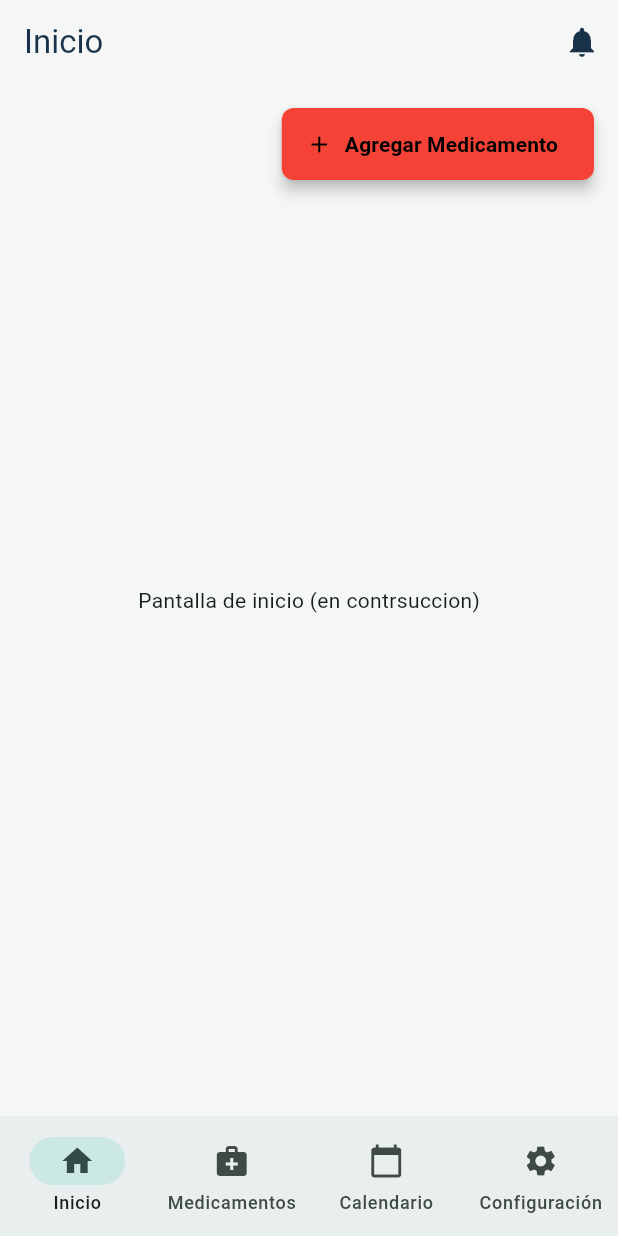
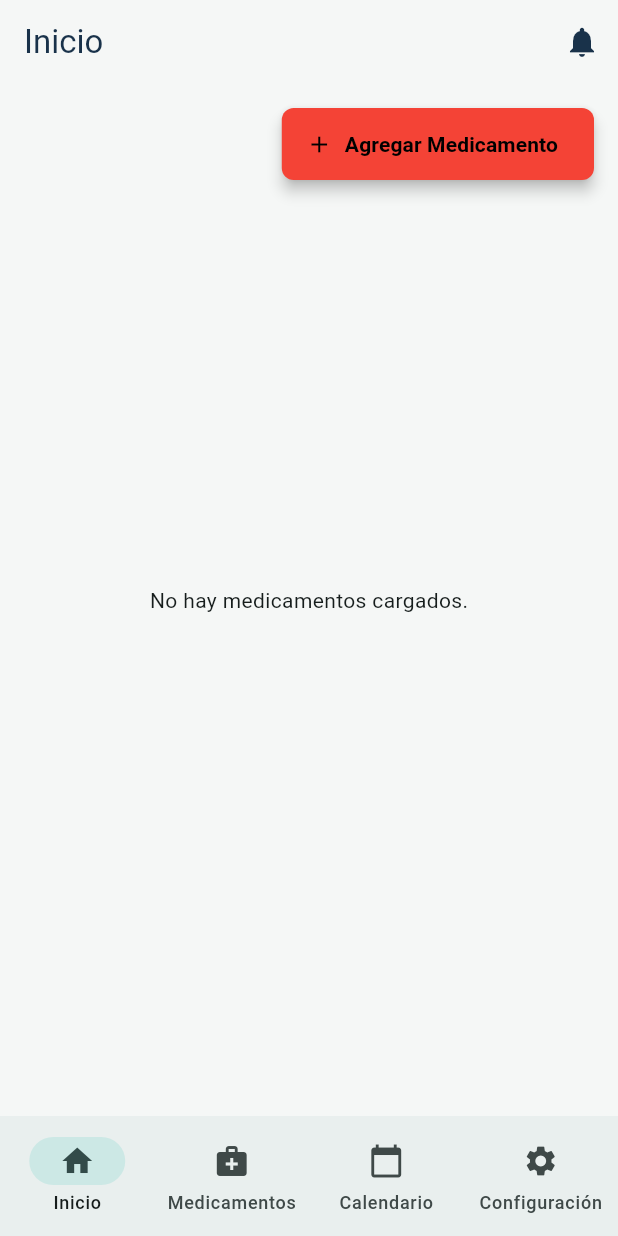
Before and after one commit to PraProg777/MedicineAlert, a Flutter app: the screen it shows after launch, on a phone screen of 412 x 824 dp. Run offline on Flutter 3.47's test engine with Material 3 defaults, Android fonts, the phone set to English and light mode, and no system bars; our stand-ins replace sqflite; accounts and stored records are empty.

Commit message:
Se configuro home_screen.dart para que permita ver los medicamentos.

```diff
--- a/lib/screens/home_screen.dart
+++ b/lib/screens/home_screen.dart
@@ -1,8 +1,13 @@
 import 'package:flutter/material.dart';
-import 'AddMedicineScreen.dart';
+
+import '../models/medicine.dart';
+import '../repositories/mock_medicine_repository.dart';
+import 'add_medicine_screen.dart';
 
 class HomeScreen extends StatelessWidget {
-  const HomeScreen({super.key});
+  HomeScreen({super.key});
+
+  final _repository = MockMedicamentosRepository();
 
   @override
   Widget build(BuildContext context) {
@@ -13,19 +18,80 @@ class HomeScreen extends StatelessWidget {
           IconButton(
             icon: const Icon(Icons.notifications),
             onPressed: () {
-                      print('Boton superior presionado');
+              debugPrint('Boton superior presionado');
             },
           ),
         ],
       ),
       body: Stack(
         children: [
-          // Contenido principal de la pantalla de inicio
-          const Center(
-            child: Text('Pantalla de inicio (en contrsuccion)')
+          FutureBuilder<List<Medicine>>(
+            future: _repository.getAllMedicines(),
+            builder: (context, snapshot) {
+              if (snapshot.connectionState == ConnectionState.waiting) {
+                return const Center(child: CircularProgressIndicator());
+              }
+
+              if (snapshot.hasError) {
+                return Center(
+                  child: Text('Error al cargar medicamentos: ${snapshot.error}'),
+                );
+              }
+
+              final lista = snapshot.data ?? const <Medicine>[];
+              if (lista.isEmpty) {
+                return const Center(child: Text('No hay medicamentos cargados.'));
+              }
+
+              return ListView.builder(
+                padding: const EdgeInsets.only(top: 80, left: 16, right: 16, bottom: 16),
+                itemCount: lista.length,
+                itemBuilder: (context, index) {
+                  final item = lista[index];
+                  return Card(
+                    elevation: 2,
+                    margin: const EdgeInsets.symmetric(vertical: 6),
+                    child: ListTile(
+                      leading: Icon(
+                        item.dangerous ? Icons.warning_amber_rounded : Icons.medication,
+                        color: item.dangerous ? Colors.red : Colors.blue,
+                        size: 32,
                       ),
-
-          // Boton flotante para agregar un nuevo medicamento
+                      title: Text(
+                        item.name,
+                        style: const TextStyle(fontWeight: FontWeight.bold),
+                      ),
+                      subtitle: Column(
+                        crossAxisAlignment: CrossAxisAlignment.start,
+                        children: [
+                          Text('${item.dosage} - ${item.frequency}'),
+                          if (item.temporary)
+                            Text('Periodo: ${item.period} días',
+                                style: const TextStyle(fontSize: 12)),
+                          if (item.notes != null && item.notes!.isNotEmpty)
+                            Text(
+                              'Notas: ${item.notes}',
+                              style: const TextStyle(fontStyle: FontStyle.italic),
+                            ),
+                        ],
+                      ),
+                      trailing: Column(
+                        mainAxisAlignment: MainAxisAlignment.center,
+                        crossAxisAlignment: CrossAxisAlignment.end,
+                        children: [
+                          const Icon(Icons.access_time, size: 14, color: Colors.grey),
+                          Text(
+                            '${item.time.hour}:${item.time.minute.toString().padLeft(2, '0')}',
+                            style: const TextStyle(fontSize: 12, color: Colors.grey),
+                          ),
+                        ],
+                      ),
+                    ),
+                  );
+                },
+              );
+            },
+          ),
           Positioned(
             top: 16,
             right: 16,
@@ -33,15 +99,14 @@ class HomeScreen extends StatelessWidget {
               height: 48,
               child: ElevatedButton.icon(
                 style: ElevatedButton.styleFrom(
-                  backgroundColor: Colors.red, //Fondo rojo
-                  foregroundColor: Colors.black, // Texto e icono negro
+                  backgroundColor: Colors.red,
+                  foregroundColor: Colors.black,
                   shape: RoundedRectangleBorder(
-                    borderRadius: BorderRadius.circular(8), // Forma rectangular
+                    borderRadius: BorderRadius.circular(8),
                   ),
                   elevation: 4,
                 ),
                 onPressed: () {
-                  // Redirige a la pantalla de agragar medicamentos
                   Navigator.push(
                     context,
                     MaterialPageRoute(
@@ -49,7 +114,7 @@ class HomeScreen extends StatelessWidget {
                     ),
                   );
                 },
-                icon: const Icon(Icons.add, color: Colors.black), // Icono de agregar
+                icon: const Icon(Icons.add, color: Colors.black),
                 label: const Text(
                   'Agregar Medicamento',
                   style: TextStyle(
```
Lines whose indentation alone changed are shown as unchanged.
